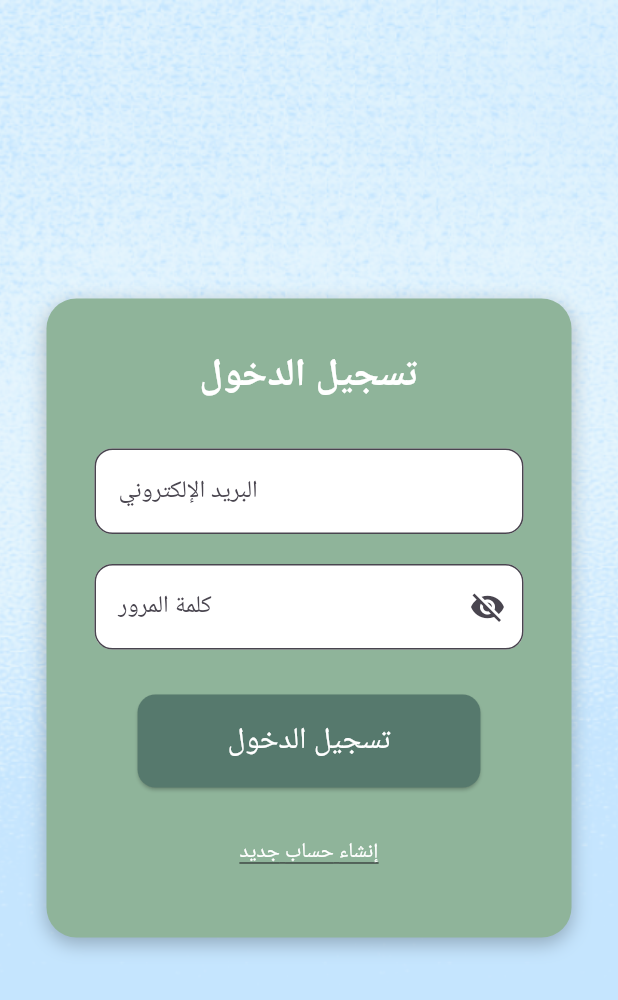
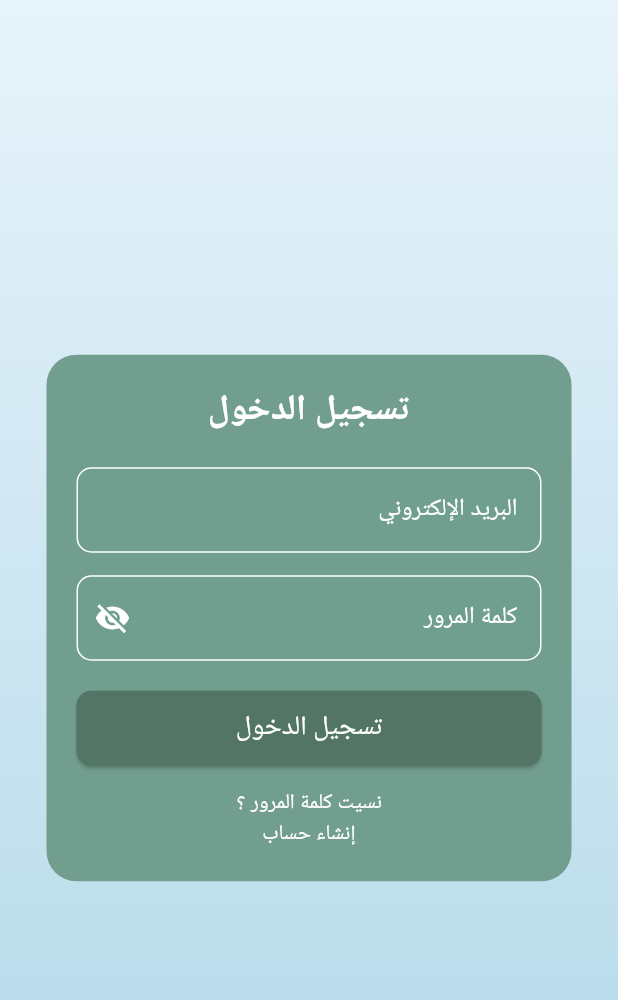
Before and after one commit to thurayax/SAGER, a Flutter app: the screen it shows after launch, on a phone screen of 412 x 824 dp. Shown: the top 1000 px of the screen. Run offline on Flutter 3.47's test engine with Material 3 defaults, Android fonts, the phone set to English and light mode, and no system bars; our stand-ins replace fl_chart, flutter_tts, supabase_flutter; accounts and stored records are empty.

Commit message:
Update login_screen.dart

```diff
--- a/lib/screens/login_screen.dart
+++ b/lib/screens/login_screen.dart
@@ -1,150 +1,278 @@
+import 'package:autism_app/screens/registration_screen.dart';
 import 'package:flutter/material.dart';
+import 'package:autism_app/screens/home_screen.dart';
+import 'package:autism_app/screens/reset_password.dart';
 import 'package:supabase_flutter/supabase_flutter.dart';
 
-class LoginScreen extends StatelessWidget {
-  final TextEditingController emailController = TextEditingController();
-  final TextEditingController passwordController = TextEditingController();
+class LoginScreen extends StatefulWidget {
+  const LoginScreen({super.key});
 
-  void login(BuildContext context) async {
+  @override
+  State<LoginScreen> createState() => _LoginScreenState();
+}
+
+class _LoginScreenState extends State<LoginScreen> {
+  final _formKey = GlobalKey<FormState>();
+  final TextEditingController _emailController = TextEditingController();
+  final TextEditingController _passwordController = TextEditingController();
+  bool _isPasswordVisible = false;
+
+  Future<void> login(BuildContext context) async {
     try {
-      final response = await Supabase.instance.client.auth.signInWithPassword(
-        email: emailController.text,
-        password: passwordController.text,
+      final AuthResponse response =
+          await Supabase.instance.client.auth.signInWithPassword(
+        email: _emailController.text,
+        password: _passwordController.text,
       );
 
       if (response.session != null) {
-        // تسجيل الدخول ناجح
+        // Login successful, navigate to HomeScreen
         Navigator.pushReplacementNamed(context, '/home');
       } else {
-        // تسجيل الدخول فشل بدون سبب واضح
+        // Login failed without clear reason
         ScaffoldMessenger.of(context).showSnackBar(
-          SnackBar(content: Text('Login failed')),
+          const SnackBar(content: Text('Login failed')),
         );
       }
     } on AuthException catch (e) {
       if (e.message.contains('Email not confirmed')) {
         ScaffoldMessenger.of(context).showSnackBar(
-          SnackBar(content: Text('Email not confirmed. Please verify your email.')),
+          const SnackBar(
+              content: Text('Email not confirmed. Please verify your email.')),
         );
       } else {
         ScaffoldMessenger.of(context).showSnackBar(
-          SnackBar(content: Text('Error: ${e.message}')),
+          SnackBar(content: Text('خطأ في تسجيل الدخول')),
         );
       }
     } catch (e) {
-      // أخطاء عامة
+      // Handle other unexpected errors
       ScaffoldMessenger.of(context).showSnackBar(
-        SnackBar(content: Text('An unexpected error occurred')),
+        const SnackBar(content: Text('An unexpected error occurred')),
       );
     }
+  }
+
+  // Email validation function
+  String? _validateEmail(String? value) {
+    if (value == null || value.isEmpty) {
+      return 'يرجى إدخال البريد الإلكتروني';
+    }
+
+    final emailRegex = RegExp(
+      r'^[a-zA-Z0-9]+([._-]?[a-zA-Z0-9]+)*@[a-zA-Z0-9-]+(\.[a-zA-Z]{2,})+$',
+    );
+
+    if (!emailRegex.hasMatch(value)) {
+      return 'يرجى إدخال بريد إلكتروني صحيح';
+    }
+    return null;
+  }
+
+  // Password validation function
+  String? _validatePassword(String? value) {
+    if (value == null || value.isEmpty) {
+      return 'يرجى إدخال كلمة المرور';
+    }
+
+    final passwordRegex = RegExp(
+      r'^(?=.*[A-Z])(?=.*[a-z])(?=.*\d)(?=.*[!@#\$&*~]).{8,16}$',
+    );
+
+    if (!passwordRegex.hasMatch(value)) {
+      return 'الحد الأدنى لكلمة المرور (8-16 حرف بالإنجليزية) \n :يجب أن تتضمن \n أحرف كبيرة وصغيرة \n أرقام \n رموز (مثل: ! , # , @)';
+    }
+    return null;
   }
 
   @override
   Widget build(BuildContext context) {
     return Scaffold(
-      body: Stack(
-        children: [
-          // الخلفية
-          Positioned.fill(
-            child: Image.asset(
-              'assets/images/Blue.png', // قم بتغيير مسار الخلفية
-              fit: BoxFit.cover,
+      body: Container(
+        width: double.infinity,
+        decoration: const BoxDecoration(
+          gradient: LinearGradient(
+            begin: Alignment.topCenter,
+            end: Alignment.bottomCenter,
+            colors: [
+              Color(0xFFE7F3FA),
+              Color(0xFFB1D8E8),
+            ],
           ),
         ),
-          Center(
-            child: SingleChildScrollView(
+        child: Center(
           child: Container(
-                width: 350, // عرض المربع
-                padding: const EdgeInsets.all(32), // الحشوة الداخلية
+            padding: const EdgeInsets.all(20.0),
+            width: 350,
             decoration: BoxDecoration(
-                  color: const Color(0xFF8FB49A), // اللون الأخضر
-                  borderRadius: BorderRadius.circular(20), // الحواف الدائرية
-                  boxShadow: [
-                    BoxShadow(
-                      color: Colors.black26,
-                      blurRadius: 10,
-                      offset: Offset(0, 4), // تأثير الظل
+              color: const Color(0xFF719E8F),
+              borderRadius: BorderRadius.circular(20),
+            ),
+            child: Form(
+              key: _formKey,
+              child: Column(
+                mainAxisSize: MainAxisSize.min,
+                children: [
+                  const Text(
+                    'تسجيل الدخول',
+                    style: TextStyle(
+                      fontSize: 24,
+                      fontWeight: FontWeight.bold,
+                      color: Colors.white,
+                    ),
+                  ),
+                  const SizedBox(height: 20),
+
+                  // Email Field
+                  TextFormField(
+                    controller: _emailController,
+                    textAlign: TextAlign.right,
+                    decoration: InputDecoration(
+                      hintText: 'البريد الإلكتروني',
+                      hintStyle: const TextStyle(
+                          color: Colors.white, fontWeight: FontWeight.normal),
+                      filled: true,
+                      fillColor: const Color(0xFF709E8F),
+                      enabledBorder: OutlineInputBorder(
+                        borderRadius: BorderRadius.circular(10),
+                        borderSide:
+                            const BorderSide(color: Colors.white, width: 1),
+                      ),
+                      focusedBorder: OutlineInputBorder(
+                        borderRadius: BorderRadius.circular(10),
+                        borderSide:
+                            const BorderSide(color: Colors.white, width: 1),
+                      ),
+                    ),
+                    validator: _validateEmail,
+                  ),
+                  const SizedBox(height: 15),
+
+                  // Password Field
+                  TextFormField(
+                    controller: _passwordController,
+                    textAlign: TextAlign.right,
+                    obscureText: !_isPasswordVisible,
+                    decoration: InputDecoration(
+                      hintText: 'كلمة المرور',
+                      hintStyle: const TextStyle(
+                          color: Colors.white, fontWeight: FontWeight.normal),
+                      filled: true,
+                      fillColor: const Color(0xFF709E8F),
+                      prefixIcon: IconButton(
+                        icon: Icon(
+                          _isPasswordVisible
+                              ? Icons.visibility
+                              : Icons.visibility_off,
+                          color: Colors.white,
+                        ),
+                        onPressed: () {
+                          setState(() {
+                            _isPasswordVisible = !_isPasswordVisible;
+                          });
+                        },
+                      ),
+                      enabledBorder: OutlineInputBorder(
+                        borderRadius: BorderRadius.circular(10),
+                        borderSide:
+                            const BorderSide(color: Colors.white, width: 1),
+                      ),
+                      focusedBorder: OutlineInputBorder(
+                        borderRadius: BorderRadius.circular(10),
+                        borderSide:
+                            const BorderSide(color: Colors.white, width: 1),
+                      ),
+                    ),
+                    validator: _validatePassword,
+                  ),
+                  const SizedBox(height: 20),
+
+                  // Login Button
+                  ElevatedButton(
+                    style: ElevatedButton.styleFrom(
+                      backgroundColor: const Color(0xFF527566),
+                      minimumSize: const Size(double.infinity, 50),
+                      shape: RoundedRectangleBorder(
+                        borderRadius: BorderRadius.circular(10),
+                      ),
+                    ),
+                    onPressed: () {
+                      if (_formKey.currentState!.validate()) {
+                        login(context); // Use the login method here
+                      }
+                    },
+                    child: const Text(
+                      'تسجيل الدخول',
+                      style: TextStyle(
+                          fontSize: 18,
+                          color: Colors.white,
+                          fontWeight: FontWeight.normal),
+                    ),
+                  ),
+                  const SizedBox(height: 15),
+
+                  // Forgot Password
+                  Row(
+                    mainAxisAlignment: MainAxisAlignment.center,
+                    children: [
+                      GestureDetector(
+                        onTap: () {
+                          Navigator.push(
+                            context,
+                            MaterialPageRoute(
+                              builder: (context) => const ResetPasswordScreen(),
+                            ),
+                          );
+                        },
+                        child: MouseRegion(
+                          cursor: SystemMouseCursors.click,
+                          onHover: (_) {
+                            setState(() {});
+                          },
+                          child: Text(
+                            'نسيت كلمة المرور ؟',
+                            style: const TextStyle(
+                              color: Colors.white,
+                            ),
+                          ),
+                        ),
                       ),
                     ],
                   ),
-                child: Column(
-                  mainAxisSize: MainAxisSize.min,
+
+                  // Signup Prompt
+                  Row(
+                    mainAxisAlignment: MainAxisAlignment.center,
                     children: [
-                    // العنوان
-                    Text(
-                      'تسجيل الدخول',
-                      style: TextStyle(
-                        fontSize: 26, // حجم النص
-                        fontWeight: FontWeight.bold,
-                        color: Colors.white, // اللون الأبيض
-                      ),
-                    ),
-                    const SizedBox(height: 30),
-                    // حقل البريد الإلكتروني
-                    TextField(
-                      controller: emailController,
-                      decoration: InputDecoration(
-                        hintText: 'البريد الإلكتروني',
-                        filled: true,
-                        fillColor: Colors.white,
-                        border: OutlineInputBorder(
-                          borderRadius: BorderRadius.circular(12),
+                      GestureDetector(
+                        onTap: () {
+                          Navigator.push(
+                            context,
+                            MaterialPageRoute(
+                                builder: (context) =>
+                                    const RegistrationScreen()),
+                          );
+                        },
+                        child: MouseRegion(
+                          cursor: SystemMouseCursors.click,
+                          onHover: (_) {
+                            setState(() {});
+                          },
+                          child: Text(
+                            'إنشاء حساب',
+                            style: const TextStyle(
+                              color: Colors.white,
                             ),
                           ),
                         ),
-                    const SizedBox(height: 20),
-                    // حقل كلمة المرور
-                    TextField(
-                      controller: passwordController,
-                      decoration: InputDecoration(
-                        hintText: 'كلمة المرور',
-                        filled: true,
-                        fillColor: Colors.white,
-                        border: OutlineInputBorder(
-                          borderRadius: BorderRadius.circular(12),
                       ),
-                        suffixIcon: Icon(Icons.visibility_off),
-                      ),
-                      obscureText: true,
-                    ),
-                    const SizedBox(height: 30),
-                    // زر تسجيل الدخول
-                  ElevatedButton(
-  onPressed: () => login(context),
-  style: ElevatedButton.styleFrom(
-    backgroundColor: const Color(0xFF56796D), // لون الزر (أخضر غامق)
-    padding: const EdgeInsets.symmetric(
-        vertical: 16, horizontal: 60), // تكبير حجم الزر
-    shape: RoundedRectangleBorder(
-      borderRadius: BorderRadius.circular(12),
-    ),
-  ),
-  child: const Text(
-    'تسجيل الدخول',
-    style: TextStyle(
-      fontSize: 20,
-      color: Colors.white, // اللون الأبيض للنص
-    ),
-  ),
-),
-                    const SizedBox(height: 20),
-                    // رابط التسجيل
-                    TextButton(
-                      onPressed: () => Navigator.pushNamed(context, '/register'),
-                      child: const Text(
-                        'إنشاء حساب جديد',
-                        style: TextStyle(
-                          color: Colors.white,
-                          decoration: TextDecoration.underline,
-                        ),
-                      ),
+                    ],
                   ),
                 ],
               ),
             ),
           ),
         ),
-        ],
       ),
     );
   }
```
Lines whose indentation alone changed are shown as unchanged.
